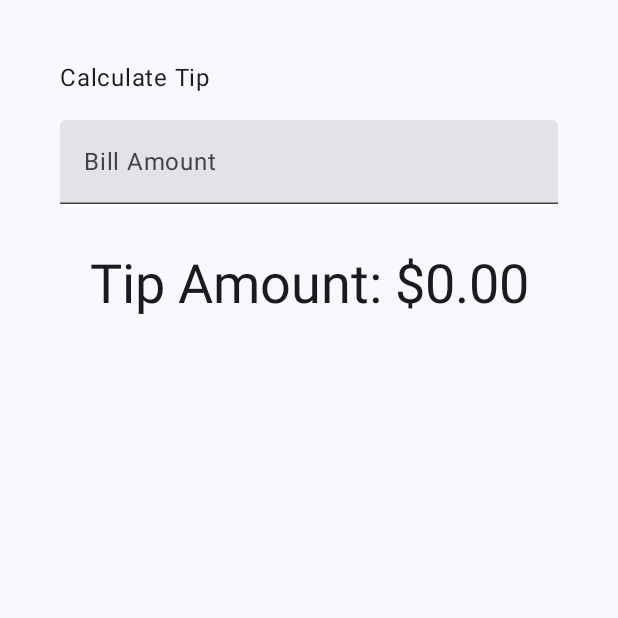
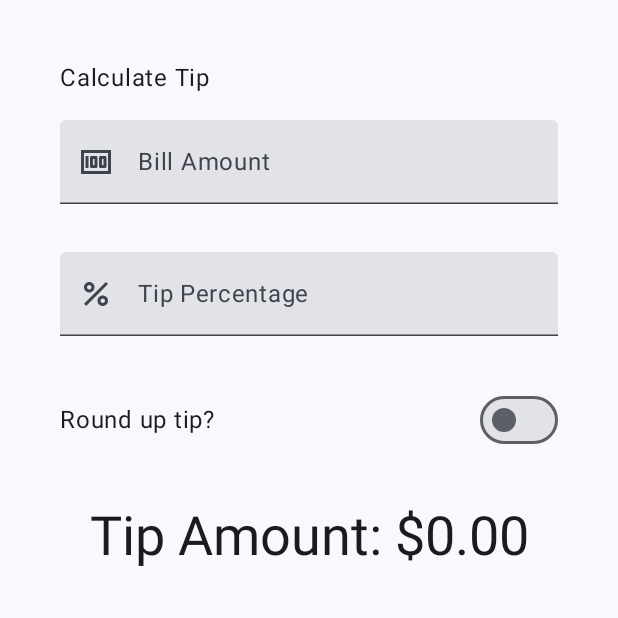
Before and after one commit to AncharGilgamesh/KotlinComposeTutorial, an Android app built with Jetpack Compose: the screen it shows after launch (MainActivity), on a phone screen of 412 x 824 dp, the top half of it. Run offline under Robolectric (Android 15) with nearby library versions, the phone set to English and light mode, and no system bars.

Commit message:
customized tip calculator

```diff
--- a/app/src/main/java/com/example/first_unit/MainActivity.kt
+++ b/app/src/main/java/com/example/first_unit/MainActivity.kt
@@ -25,7 +25,12 @@
 import androidx.compose.ui.text.input.KeyboardType
 import androidx.compose.foundation.text.KeyboardOptions
 import com.example.first_unit.ui.theme.First_UnitTheme
-import org.intellij.lang.annotations.JdkConstants.HorizontalAlignment
+import androidx.annotation.DrawableRes
+import androidx.annotation.StringRes
+import androidx.compose.material3.Switch
+import androidx.compose.material3.Icon
+import androidx.compose.ui.text.input.ImeAction
+import androidx.compose.ui.res.painterResource
 
 
 class MainActivity : ComponentActivity() {
@@ -60,9 +65,12 @@
 @Composable
 fun TipTimeLayout(modifier: Modifier = Modifier) {
     var amountInput by remember { mutableStateOf("") }
+    var tipInput by remember { mutableStateOf("") }
+    var roundUp by remember { mutableStateOf(false) }
 
     val amount = amountInput.toDoubleOrNull() ?: 0.0
-    val tip = calculateTip(amount)
+    val tipPercent = tipInput.toDoubleOrNull() ?: 0.0
+    val tip = calculateTip(amount, tipPercent, roundUp)
 
     Column(
         modifier = Modifier
@@ -80,9 +88,31 @@
                 .align(alignment = Alignment.Start)
         )
         EditNumberField(
+            label = R.string.bill_amount,
+            leadingIcon = R.drawable.money,
+            keyboardOptions = KeyboardOptions.Default.copy(
+                keyboardType = KeyboardType.Number,
+                imeAction = ImeAction.Next
+            ),
             value = amountInput,
             onValueChanged = { amountInput = it },
-            modifier = Modifier.padding(bottom = 32.dp).fillMaxWidth()
+            modifier = Modifier.padding(bottom = 32.dp).fillMaxWidth(),
+        )
+        EditNumberField(
+            label = R.string.how_was_the_service,
+            leadingIcon = R.drawable.percent,
+            keyboardOptions = KeyboardOptions.Default.copy(
+                keyboardType = KeyboardType.Number,
+                imeAction = ImeAction.Done
+            ),
+            value = tipInput,
+            onValueChanged = { tipInput = it },
+            modifier = Modifier.padding(bottom = 32.dp).fillMaxWidth(),
+        )
+        RoundTheTipRow(
+            roundUp = roundUp,
+            onRoundUpChanged = { roundUp = it },
+            modifier = Modifier.padding(bottom = 32.dp)
         )
         Text(
             text = stringResource(R.string.tip_amount, tip),
@@ -94,18 +124,43 @@
 
 @Composable
 fun EditNumberField(
+    @StringRes label: Int,
+    @DrawableRes leadingIcon: Int,
+    keyboardOptions: KeyboardOptions,
     value: String,
     onValueChanged: (String) -> Unit,
-    modifier: Modifier
+    modifier: Modifier = Modifier
 ) {
     TextField(
         value = value,
         singleLine = true,
+        leadingIcon = { Icon(painter = painterResource(id = leadingIcon), null) },
         modifier = modifier,
         onValueChange = onValueChanged,
-        label = { Text(stringResource(R.string.bill_amount)) },
-        keyboardOptions = KeyboardOptions(keyboardType = KeyboardType.Number)
+        label = { Text(stringResource(label)) },
+        keyboardOptions = keyboardOptions
     )
+}
+
+@Composable
+fun RoundTheTipRow(
+    roundUp: Boolean,
+    onRoundUpChanged: (Boolean) -> Unit,
+    modifier: Modifier = Modifier
+) {
+    Row(
+        modifier = modifier.fillMaxWidth(),
+        verticalAlignment = Alignment.CenterVertically
+    ) {
+        Text(text = stringResource(R.string.round_up_tip))
+        Switch(
+            modifier = Modifier
+                .fillMaxWidth()
+                .wrapContentWidth(Alignment.End),
+            checked = roundUp,
+            onCheckedChange = onRoundUpChanged
+        )
+    }
 }
 
 /**
@@ -113,8 +168,11 @@
  * according to the local currency.
  * Example would be "$10.00".
  */
-private fun calculateTip(amount: Double, tipPercent: Double = 15.0): String {
-    val tip = tipPercent / 100 * amount
+private fun calculateTip(amount: Double, tipPercent: Double = 15.0, roundUp: Boolean): String {
+    var tip = tipPercent / 100 * amount
+    if (roundUp) {
+        tip = kotlin.math.ceil(tip)
+    }
     return NumberFormat.getCurrencyInstance().format(tip)
 }
 
--- /dev/null
+++ b/app/src/main/res/drawable/money.xml
@@ -0,0 +1,22 @@
+<!--
+  ~ Copyright (C) 2023 The Android Open Source Project
+  ~
+  ~ Licensed under the Apache License, Version 2.0 (the "License");
+  ~ you may not use this file except in compliance with the License.
+  ~ You may obtain a copy of the License at
+  ~
+  ~      https://www.apache.org/licenses/LICENSE-2.0
+  ~
+  ~ Unless required by applicable law or agreed to in writing, software
+  ~ distributed under the License is distributed on an "AS IS" BASIS,
+  ~ WITHOUT WARRANTIES OR CONDITIONS OF ANY KIND, either express or implied.
+  ~ See the License for the specific language governing permissions and
+  ~ limitations under the License.
+  -->
+
+<vector android:height="24dp" android:tint="#000000"
+    android:viewportHeight="24" android:viewportWidth="24"
+    android:width="24dp" xmlns:android="http://schemas.android.com/apk/res/android">
+    <path android:fillColor="@android:color/white" android:pathData="M5,8h2v8L5,16zM12,8L9,8c-0.55,0 -1,0.45 -1,1v6c0,0.55 0.45,1 1,1h3c0.55,0 1,-0.45 1,-1L13,9c0,-0.55 -0.45,-1 -1,-1zM11,14h-1v-4h1v4zM18,8h-3c-0.55,0 -1,0.45 -1,1v6c0,0.55 0.45,1 1,1h3c0.55,0 1,-0.45 1,-1L19,9c0,-0.55 -0.45,-1 -1,-1zM17,14h-1v-4h1v4z"/>
+    <path android:fillColor="@android:color/white" android:pathData="M2,4v16h20L22,4L2,4zM4,18L4,6h16v12L4,18z"/>
+</vector>
--- /dev/null
+++ b/app/src/main/res/drawable/percent.xml
@@ -0,0 +1,23 @@
+<!--
+  ~ Copyright (C) 2023 The Android Open Source Project
+  ~
+  ~ Licensed under the Apache License, Version 2.0 (the "License");
+  ~ you may not use this file except in compliance with the License.
+  ~ You may obtain a copy of the License at
+  ~
+  ~      https://www.apache.org/licenses/LICENSE-2.0
+  ~
+  ~ Unless required by applicable law or agreed to in writing, software
+  ~ distributed under the License is distributed on an "AS IS" BASIS,
+  ~ WITHOUT WARRANTIES OR CONDITIONS OF ANY KIND, either express or implied.
+  ~ See the License for the specific language governing permissions and
+  ~ limitations under the License.
+  -->
+
+<vector android:height="24dp" android:tint="#000000"
+    android:viewportHeight="24" android:viewportWidth="24"
+    android:width="24dp" xmlns:android="http://schemas.android.com/apk/res/android">
+    <path android:fillColor="@android:color/white" android:pathData="M7.5,11C9.43,11 11,9.43 11,7.5S9.43,4 7.5,4S4,5.57 4,7.5S5.57,11 7.5,11zM7.5,6C8.33,6 9,6.67 9,7.5S8.33,9 7.5,9S6,8.33 6,7.5S6.67,6 7.5,6z"/>
+    <path android:fillColor="@android:color/white" android:pathData="M4.0025,18.5831l14.5875,-14.5875l1.4142,1.4142l-14.5875,14.5875z"/>
+    <path android:fillColor="@android:color/white" android:pathData="M16.5,13c-1.93,0 -3.5,1.57 -3.5,3.5s1.57,3.5 3.5,3.5s3.5,-1.57 3.5,-3.5S18.43,13 16.5,13zM16.5,18c-0.83,0 -1.5,-0.67 -1.5,-1.5s0.67,-1.5 1.5,-1.5s1.5,0.67 1.5,1.5S17.33,18 16.5,18z"/>
+</vector>
--- a/app/src/main/res/values/strings.xml
+++ b/app/src/main/res/values/strings.xml
@@ -2,5 +2,7 @@
     <string name="app_name">First_Unit</string>
     <string name="calculate_tip">Calculate Tip</string>
     <string name="bill_amount">Bill Amount</string>
+    <string name="how_was_the_service">Tip Percentage</string>
+    <string name="round_up_tip">Round up tip?</string>
     <string name="tip_amount">Tip Amount: %s</string>
 </resources>
```
